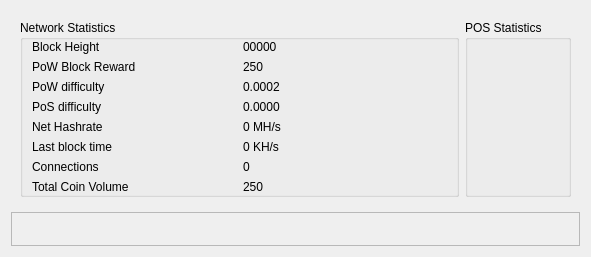
Qt form src/qt/forms/networkpage.ui (DaGoOfMaN/FlapXcoin-Lab) before a commit.
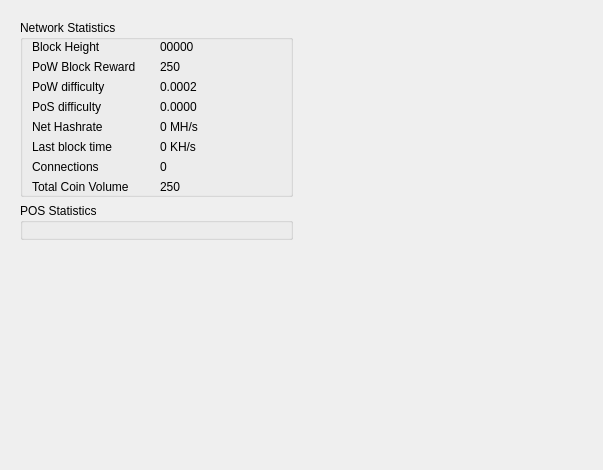
The same form after that commit. Icons and pictures are not drawn.

The edit to the form file:
```diff
--- a/src/qt/forms/networkpage.ui
+++ b/src/qt/forms/networkpage.ui
@@ -6,16 +6,29 @@
    <rect>
     <x>0</x>
     <y>0</y>
-    <width>591</width>
-    <height>244</height>
+    <width>603</width>
+    <height>470</height>
    </rect>
   </property>
   <property name="windowTitle">
    <string>Address Book</string>
   </property>
-  <layout class="QGridLayout" name="gridLayout_2">
+  <layout class="QGridLayout" name="gridLayout_3">
+   <item row="1" column="0">
+    <spacer name="verticalSpacer">
+     <property name="orientation">
+      <enum>Qt::Vertical</enum>
+     </property>
+     <property name="sizeHint" stdset="0">
+      <size>
+       <width>20</width>
+       <height>40</height>
+      </size>
+     </property>
+    </spacer>
+   </item>
    <item row="0" column="0">
-    <widget class="QFrame" name="Overviewpage">
+    <widget class="QFrame" name="networkpage">
      <property name="sizePolicy">
       <sizepolicy hsizetype="Expanding" vsizetype="Expanding">
        <horstretch>0</horstretch>
@@ -44,7 +57,7 @@
       <number>0</number>
      </property>
      <layout class="QGridLayout" name="gridLayout">
-      <item row="1" column="0">
+      <item row="2" column="0">
        <widget class="QGroupBox" name="groupBox_3">
         <property name="sizePolicy">
          <sizepolicy hsizetype="Expanding" vsizetype="Expanding">
@@ -242,7 +255,7 @@
         </layout>
        </widget>
       </item>
-      <item row="1" column="1">
+      <item row="3" column="0">
        <widget class="QGroupBox" name="groupBox_4">
         <property name="title">
          <string>POS Statistics</string>
@@ -273,30 +286,18 @@
      </layout>
     </widget>
    </item>
-   <item row="1" column="0">
-    <widget class="QFrame" name="frame">
-     <property name="frameShape">
-      <enum>QFrame::StyledPanel</enum>
+   <item row="0" column="1">
+    <spacer name="horizontalSpacer">
+     <property name="orientation">
+      <enum>Qt::Horizontal</enum>
      </property>
-     <property name="frameShadow">
-      <enum>QFrame::Raised</enum>
+     <property name="sizeHint" stdset="0">
+      <size>
+       <width>40</width>
+       <height>20</height>
+      </size>
      </property>
-     <layout class="QGridLayout" name="gridLayout_3">
-      <item row="0" column="0">
-       <widget class="QLabel" name="label">
-        <property name="text">
-         <string/>
-        </property>
-        <property name="pixmap">
-         <pixmap resource="../bitcoin.qrc">:/images/res/images/Development/anon.png</pixmap>
-        </property>
-        <property name="scaledContents">
-         <bool>false</bool>
-        </property>
-       </widget>
-      </item>
-     </layout>
-    </widget>
+    </spacer>
    </item>
   </layout>
  </widget>
```
Left out of the diff: 4 changed lines with no effect on the pictures.
